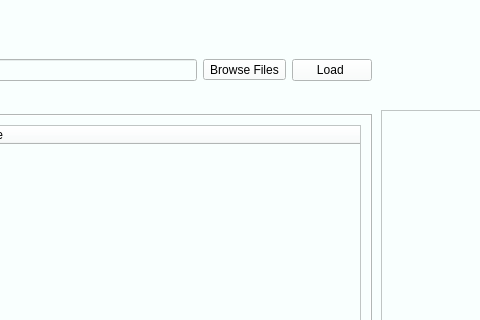
This is EBVCubeVisualizer.ui in EBVcube/EBVCubeVisualizer as Qt 5 draws it before an edit; both pictures show x 389 to 869 and y 0 to 320 of the 1271 by 790 pixel window. The edited form follows.
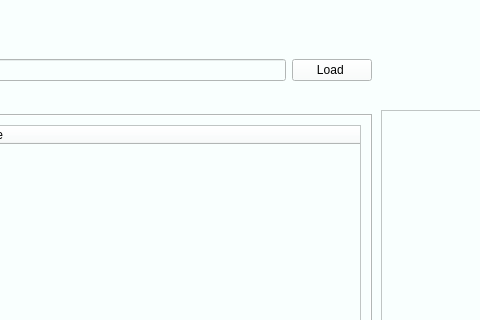
This is the edited form.

Commit message: Refactor UI layout and update functionality for file import process

Diff of the .ui file:
```diff
--- a/EBVCubeVisualizer.ui
+++ b/EBVCubeVisualizer.ui
@@ -388,7 +388,7 @@
     </layout>
    </widget>
   </widget>
-  <widget class="QWidget" name="">
+  <widget class="QWidget" name="layoutWidget">
    <property name="geometry">
     <rect>
      <x>10</x>
@@ -418,40 +418,6 @@
      <widget class="QLineEdit" name="text_set"/>
     </item>
     <item row="1" column="1">
-     <widget class="QToolButton" name="btn_inputFile">
-      <property name="sizePolicy">
-       <sizepolicy hsizetype="Fixed" vsizetype="Fixed">
-        <horstretch>0</horstretch>
-        <verstretch>0</verstretch>
-       </sizepolicy>
-      </property>
-      <property name="minimumSize">
-       <size>
-        <width>0</width>
-        <height>0</height>
-       </size>
-      </property>
-      <property name="sizeIncrement">
-       <size>
-        <width>0</width>
-        <height>0</height>
-       </size>
-      </property>
-      <property name="baseSize">
-       <size>
-        <width>0</width>
-        <height>0</height>
-       </size>
-      </property>
-      <property name="toolTip">
-       <string>&lt;html&gt;&lt;head/&gt;&lt;body&gt;&lt;p align=&quot;center&quot;&gt;&lt;br/&gt;&lt;/p&gt;&lt;/body&gt;&lt;/html&gt;</string>
-      </property>
-      <property name="text">
-       <string>Browse Files</string>
-      </property>
-     </widget>
-    </item>
-    <item row="1" column="2">
      <widget class="QPushButton" name="btn_load">
       <property name="sizePolicy">
        <sizepolicy hsizetype="Fixed" vsizetype="Fixed">
```
Left out of the diff: 6 changed lines with no effect on the pictures. The commit also changes 1 other file.
